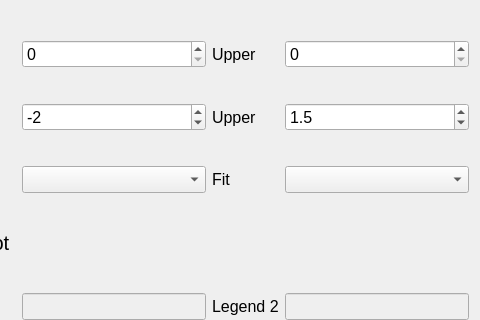
Qt form PythonGUI_apps/Lifetime_analysis/export_plot.ui (SarthakJariwala/Python_GUI_apps) before a commit; both pictures show x 234 to 714 and y 0 to 320 of the 714 by 435 pixel window.
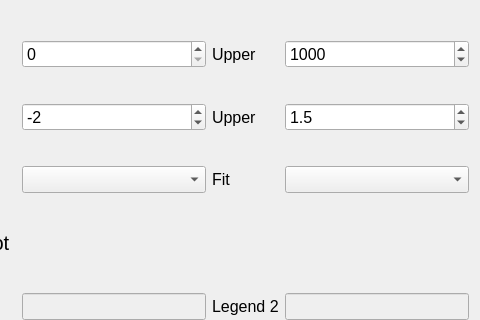
The same form after that commit.

Commit message: change upper X lim auto display value

```diff
--- a/PythonGUI_apps/Lifetime_analysis/export_plot.ui
+++ b/PythonGUI_apps/Lifetime_analysis/export_plot.ui
@@ -48,6 +48,9 @@
      <property name="maximum">
       <number>3000000</number>
      </property>
+     <property name="value">
+      <number>1000</number>
+     </property>
     </widget>
    </item>
    <item row="1" column="1">
```
